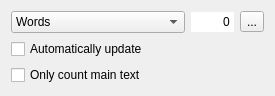
Qt form kword/part/dockers/KWStatisticsDocker.ui (KDE/koffice) before a commit.
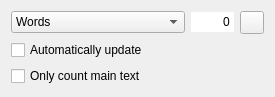
The same form after that commit.

Commit message: Remove silly text

Diff of the .ui file:
```diff
--- a/kword/part/dockers/KWStatisticsDocker.ui
+++ b/kword/part/dockers/KWStatisticsDocker.ui
@@ -76,9 +76,6 @@
    </item>
    <item row="0" column="2">
     <widget class="QToolButton" name="refresh">
-     <property name="text">
-      <string>...</string>
-     </property>
     </widget>
    </item>
    <item row="1" column="0" colspan="3">
```
